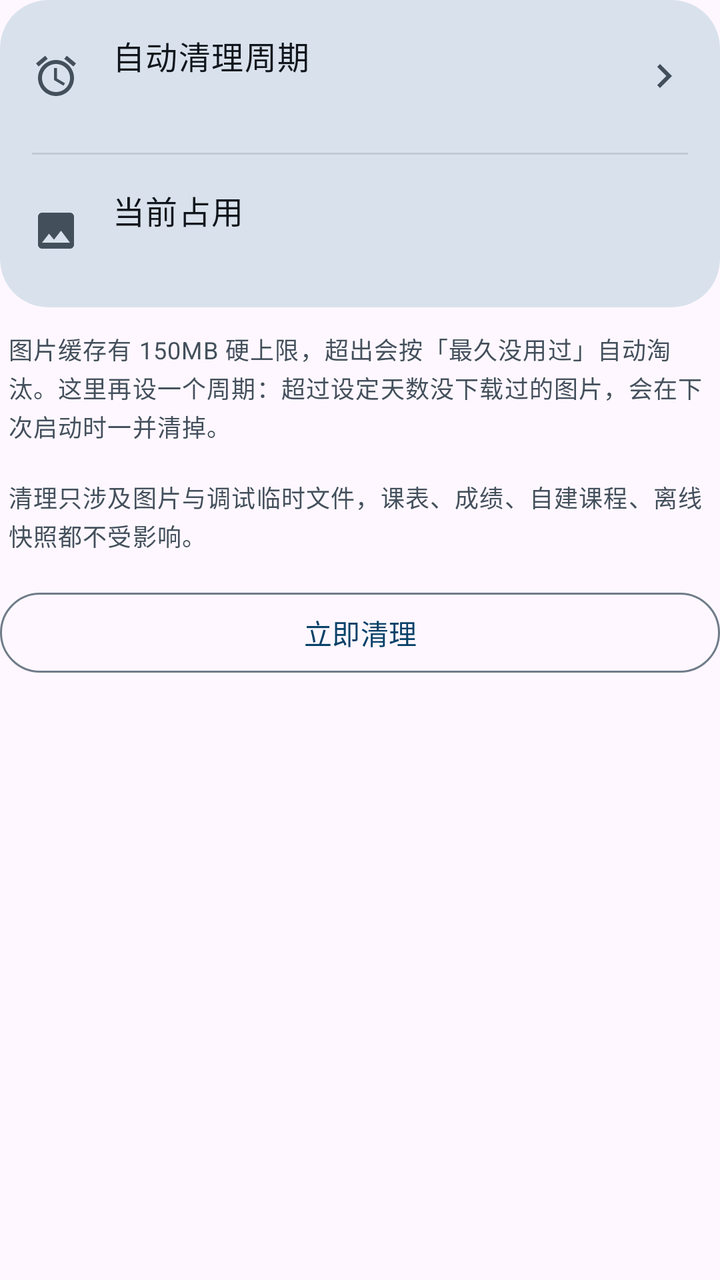
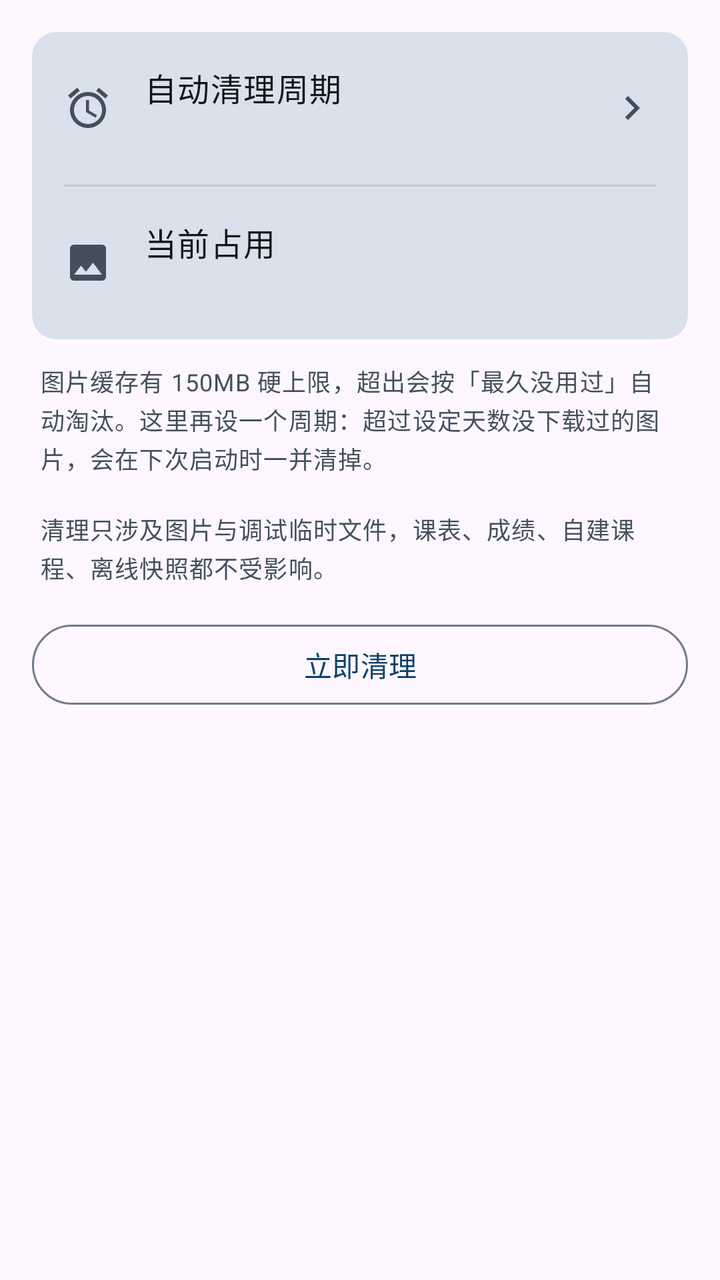

Before-and-after screenshots of an Android layout around one commit, followed by the original layout XML and the change that was made.
<!-- AndroidManifest.xml: application theme Theme.LanhangLite -->
<!-- res/layout/view_settings_cache.xml -->
<?xml version="1.0" encoding="utf-8"?>
<LinearLayout xmlns:android="http://schemas.android.com/apk/res/android"
    xmlns:app="http://schemas.android.com/apk/res-auto"
    android:layout_width="match_parent"
    android:layout_height="wrap_content"
    android:orientation="vertical">

    <com.google.android.material.card.MaterialCardView
        style="@style/Widget.Lanhang.Card.Large"
        android:layout_width="match_parent"
        android:layout_height="wrap_content">

        <LinearLayout
            android:layout_width="match_parent"
            android:layout_height="wrap_content"
            android:orientation="vertical">

            
            <LinearLayout
                android:id="@+id/rowCacheTtl"
                android:layout_width="match_parent"
                android:layout_height="wrap_content"
                android:background="?attr/selectableItemBackground"
                android:clickable="true"
                android:focusable="true"
                android:gravity="center_vertical"
                android:minHeight="@dimen/list_item_height_two_line"
                android:orientation="horizontal"
                android:paddingStart="@dimen/card_padding"
                android:paddingTop="@dimen/space_lg"
                android:paddingEnd="@dimen/card_padding"
                android:paddingBottom="@dimen/space_lg">

                <ImageView
                    android:layout_width="@dimen/icon_lg"
                    android:layout_height="@dimen/icon_lg"
                    android:contentDescription="@null"
                    android:src="@drawable/ic_alarm"
                    app:tint="?attr/colorOnSurfaceVariant" />

                <LinearLayout
                    android:layout_width="0dp"
                    android:layout_height="wrap_content"
                    android:layout_marginStart="@dimen/list_icon_gap"
                    android:layout_weight="1"
                    android:orientation="vertical">

                    <TextView
                        android:layout_width="wrap_content"
                        android:layout_height="wrap_content"
                        android:text="@string/settings_cache_ttl"
                        android:textAppearance="@style/TextAppearance.Lanhang.BodyLarge"
                        android:textColor="?attr/colorOnSurface" />

                    <TextView
                        android:id="@+id/tvCacheTtlSummary"
                        android:layout_width="wrap_content"
                        android:layout_height="wrap_content"
                        android:layout_marginTop="@dimen/space_xxs"
                        android:textAppearance="@style/TextAppearance.Lanhang.BodyMedium"
                        android:textColor="?attr/colorOnSurfaceVariant" />
                </LinearLayout>

                <ImageView
                    android:layout_width="@dimen/icon_lg"
                    android:layout_height="@dimen/icon_lg"
                    android:contentDescription="@null"
                    android:src="@drawable/ic_chevron_right"
                    app:tint="?attr/colorOnSurfaceVariant" />
            </LinearLayout>

            <View
                android:layout_width="match_parent"
                android:layout_height="@dimen/divider_thickness"
                android:layout_marginStart="@dimen/card_padding"
                android:layout_marginEnd="@dimen/card_padding"
                android:background="?attr/colorOutlineVariant" />

            
            <LinearLayout
                android:layout_width="match_parent"
                android:layout_height="wrap_content"
                android:gravity="center_vertical"
                android:minHeight="@dimen/list_item_height_two_line"
                android:orientation="horizontal"
                android:paddingStart="@dimen/card_padding"
                android:paddingTop="@dimen/space_lg"
                android:paddingEnd="@dimen/card_padding"
                android:paddingBottom="@dimen/space_lg">

                <ImageView
                    android:layout_width="@dimen/icon_lg"
                    android:layout_height="@dimen/icon_lg"
                    android:contentDescription="@null"
                    android:src="@drawable/ic_photo"
                    app:tint="?attr/colorOnSurfaceVariant" />

                <LinearLayout
                    android:layout_width="0dp"
                    android:layout_height="wrap_content"
                    android:layout_marginStart="@dimen/list_icon_gap"
                    android:layout_weight="1"
                    android:orientation="vertical">

                    <TextView
                        android:layout_width="wrap_content"
                        android:layout_height="wrap_content"
                        android:text="@string/settings_cache_usage"
                        android:textAppearance="@style/TextAppearance.Lanhang.BodyLarge"
                        android:textColor="?attr/colorOnSurface" />

                    <TextView
                        android:id="@+id/tvCacheUsageSummary"
                        android:layout_width="wrap_content"
                        android:layout_height="wrap_content"
                        android:layout_marginTop="@dimen/space_xxs"
                        android:textAppearance="@style/TextAppearance.Lanhang.BodyMedium"
                        android:textColor="?attr/colorOnSurfaceVariant" />
                </LinearLayout>
            </LinearLayout>
        </LinearLayout>
    </com.google.android.material.card.MaterialCardView>

    
    <TextView
        android:id="@+id/tvCacheHint"
        android:layout_width="match_parent"
        android:layout_height="wrap_content"
        android:layout_marginTop="@dimen/space_md"
        android:paddingStart="@dimen/space_xs"
        android:paddingEnd="@dimen/space_xs"
        android:text="@string/settings_cache_hint"
        android:textAppearance="@style/TextAppearance.Lanhang.BodySmall"
        android:textColor="?attr/colorOnSurfaceVariant" />

    <com.google.android.material.button.MaterialButton
        android:id="@+id/btnClearCacheNow"
        style="@style/Widget.Material3.Button.OutlinedButton"
        android:layout_width="match_parent"
        android:layout_height="wrap_content"
        android:layout_marginTop="@dimen/space_lg"
        android:text="@string/settings_cache_clear_now" />
</LinearLayout>
<!-- resources referenced by this layout -->
<resources>
  <dimen name="card_padding">16dp</dimen>
  <dimen name="divider_thickness">1dp</dimen>
  <dimen name="icon_lg">24dp</dimen>
  <dimen name="list_icon_gap">16dp</dimen>
  <dimen name="list_item_height_two_line">72dp</dimen>
  <dimen name="space_lg">16dp</dimen>
  <dimen name="space_md">12dp</dimen>
  <dimen name="space_xs">4dp</dimen>
  <dimen name="space_xxs">2dp</dimen>
  <!-- drawable ic_chevron_right (drawable) -->
  <?xml version="1.0" encoding="utf-8"?>
  <vector xmlns:android="http://schemas.android.com/apk/res/android"
      android:width="24dp"
      android:height="24dp"
      android:viewportWidth="24"
      android:viewportHeight="24"
      android:tint="?attr/colorControlNormal">
      <path
          android:fillColor="@android:color/white"
          android:pathData="M10,6L8.59,7.41 13.17,12l-4.58,4.59L10,18l6,-6z" />
  </vector>
  <!-- drawable ic_photo (drawable) -->
  <?xml version="1.0" encoding="utf-8"?>
  <vector xmlns:android="http://schemas.android.com/apk/res/android"
      android:width="24dp"
      android:height="24dp"
      android:viewportWidth="24"
      android:viewportHeight="24">
      <path
          android:fillColor="#FF000000"
          android:pathData="M21,19V5c0,-1.1 -0.9,-2 -2,-2H5C3.9,3 3,3.9 3,5v14c0,1.1 0.9,2 2,2h14c1.1,0 2,-0.9 2,-2zM8.5,13.5l2.5,3.01L14.5,12l4.5,6H5l3.5,-4.5z" />
  </vector>
  <string name="settings_cache_clear_now">立即清理</string>
  <string name="settings_cache_hint">图片缓存有 150MB 硬上限，超出会按「最久没用过」自动淘汰。这里再设一个周期：超过设定天数没下载过的图片，会在下次启动时一并清掉。\n\n清理只涉及图片与调试临时文件，课表、成绩、自建课程、离线快照都不受影响。</string>
  <string name="settings_cache_ttl">自动清理周期</string>
  <string name="settings_cache_usage">当前占用</string>
  <style name="TextAppearance.Lanhang.BodyLarge" parent="TextAppearance.Material3.BodyLarge">
          <item name="android:textSize">@dimen/text_body_large</item>
      </style>
  <style name="TextAppearance.Lanhang.BodyMedium" parent="TextAppearance.Material3.BodyMedium">
          <item name="android:textSize">@dimen/text_body_medium</item>
      </style>
  <style name="TextAppearance.Lanhang.BodySmall" parent="TextAppearance.Material3.BodySmall">
          <item name="android:textSize">@dimen/text_body_small</item>
      </style>
  <style name="Widget.Lanhang.Card.Large" parent="Widget.Material3.CardView.Filled">
          <item name="cardCornerRadius">@dimen/corner_card_large</item>
      </style>
  <style name="Theme.LanhangLite" parent="Base.Theme.LanhangLite" />
  <dimen name="text_body_large">16sp</dimen>
  <dimen name="text_body_medium">14sp</dimen>
  <dimen name="text_body_small">12sp</dimen>
  <dimen name="corner_card_large">24dp</dimen>
  <color name="primary">#084168</color>
  <color name="on_primary">#FFFFFFFF</color>
  <color name="primary_container">#D4E9F7</color>
  <color name="on_primary_container">#052F4A</color>
  <color name="secondary_container">#D4E9F7</color>
  <color name="on_secondary_container">#052F4A</color>
  <color name="surface">#F7F9FC</color>
  <color name="surface_container_lowest">#FFFFFF</color>
  <color name="surface_container_low">#F0F4F9</color>
  <color name="surface_container">#EAF0F6</color>
  <color name="surface_container_high">#E1E9F1</color>
  <color name="surface_container_highest">#D9E2EC</color>
  <color name="surface_variant">#DCE5EE</color>
  <color name="on_surface">#10161C</color>
  <color name="on_surface_variant">#43505C</color>
  <color name="outline">#6F7C89</color>
  <color name="outline_variant">#C0CAD5</color>
  <!-- unchanged entries left out for length: 2 -->
</resources>

<!-- the commit's change to res/layout/view_settings_cache.xml (unified diff, before → after) -->
@@ -3,10 +3,14 @@
     xmlns:app="http://schemas.android.com/apk/res-auto"
     android:layout_width="match_parent"
     android:layout_height="wrap_content"
-    android:orientation="vertical">
+    android:orientation="vertical"
+    android:paddingStart="@dimen/screen_padding_h"
+    android:paddingTop="@dimen/screen_padding_h"
+    android:paddingEnd="@dimen/screen_padding_h"
+    android:paddingBottom="@dimen/content_padding_bottom">
 
     <com.google.android.material.card.MaterialCardView
-        style="@style/Widget.Lanhang.Card.Large"
+        style="@style/Widget.Lanhang.Card"
         android:layout_width="match_parent"
         android:layout_height="wrap_content">
 
<!-- resource entries referenced after the edit -->
@@ -1,10 +1,12 @@
 <!-- resources referenced by this layout -->
 <resources>
   <dimen name="card_padding">16dp</dimen>
+  <dimen name="content_padding_bottom">112dp</dimen>
   <dimen name="divider_thickness">1dp</dimen>
   <dimen name="icon_lg">24dp</dimen>
   <dimen name="list_icon_gap">16dp</dimen>
   <dimen name="list_item_height_two_line">72dp</dimen>
+  <dimen name="screen_padding_h">16dp</dimen>
   <dimen name="space_lg">16dp</dimen>
   <dimen name="space_md">12dp</dimen>
   <dimen name="space_xs">4dp</dimen>
@@ -45,14 +47,11 @@
   <style name="TextAppearance.Lanhang.BodySmall" parent="TextAppearance.Material3.BodySmall">
           <item name="android:textSize">@dimen/text_body_small</item>
       </style>
-  <style name="Widget.Lanhang.Card.Large" parent="Widget.Material3.CardView.Filled">
-          <item name="cardCornerRadius">@dimen/corner_card_large</item>
-      </style>
+  <style name="Widget.Lanhang.Card" parent="Widget.Material3.CardView.Filled" />
   <style name="Theme.LanhangLite" parent="Base.Theme.LanhangLite" />
   <dimen name="text_body_large">16sp</dimen>
   <dimen name="text_body_medium">14sp</dimen>
   <dimen name="text_body_small">12sp</dimen>
-  <dimen name="corner_card_large">24dp</dimen>
   <color name="primary">#084168</color>
   <color name="on_primary">#FFFFFFFF</color>
   <color name="primary_container">#D4E9F7</color>
